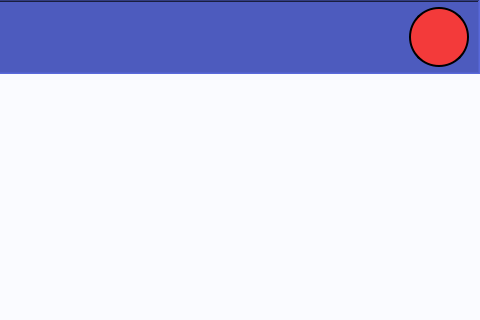
First picture: the form in src/user_interface/graphic_user_interface/experiment_run.ui, repository CFigueroa90894/plasmetry, before the edit; both pictures show x 320 to 800 and y 0 to 320 of the 800 by 480 pixel window.
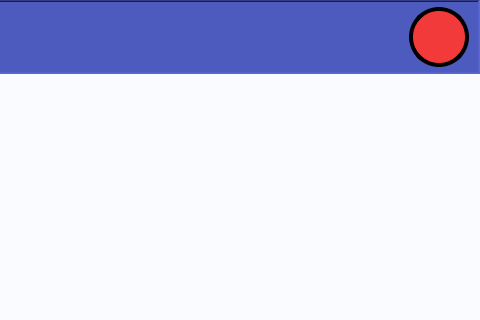
Second picture: the form after the edit.

Patch:
```diff
--- a/src/user_interface/graphic_user_interface/experiment_run.ui
+++ b/src/user_interface/graphic_user_interface/experiment_run.ui
@@ -193,7 +193,7 @@
           </size>
          </property>
          <property name="styleSheet">
-          <string notr="true">border: 2px solid black;
+          <string notr="true">border: 4px solid black;
 border-radius: 30px;
 background-color: #F33A3A;
 </string>
```
Left out of the diff: 5 changed lines with no effect on the pictures.
